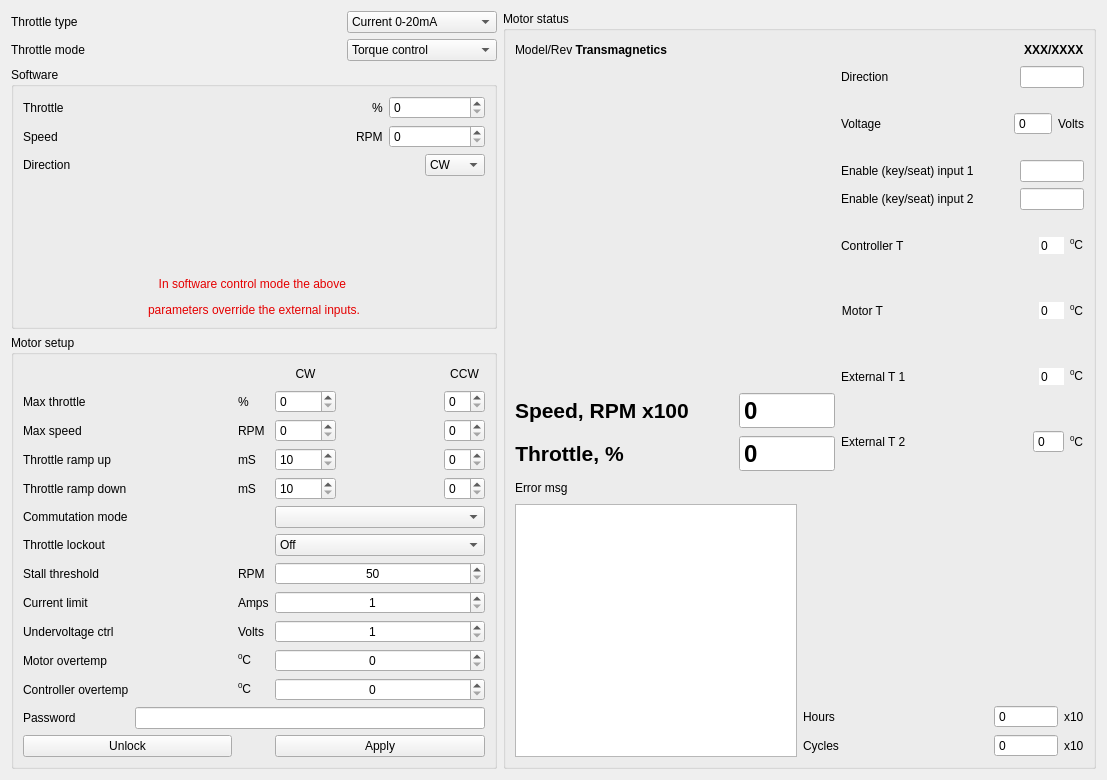
First picture: the form in software/application/src/moto.ui, repository z80/avrusb, before the edit.
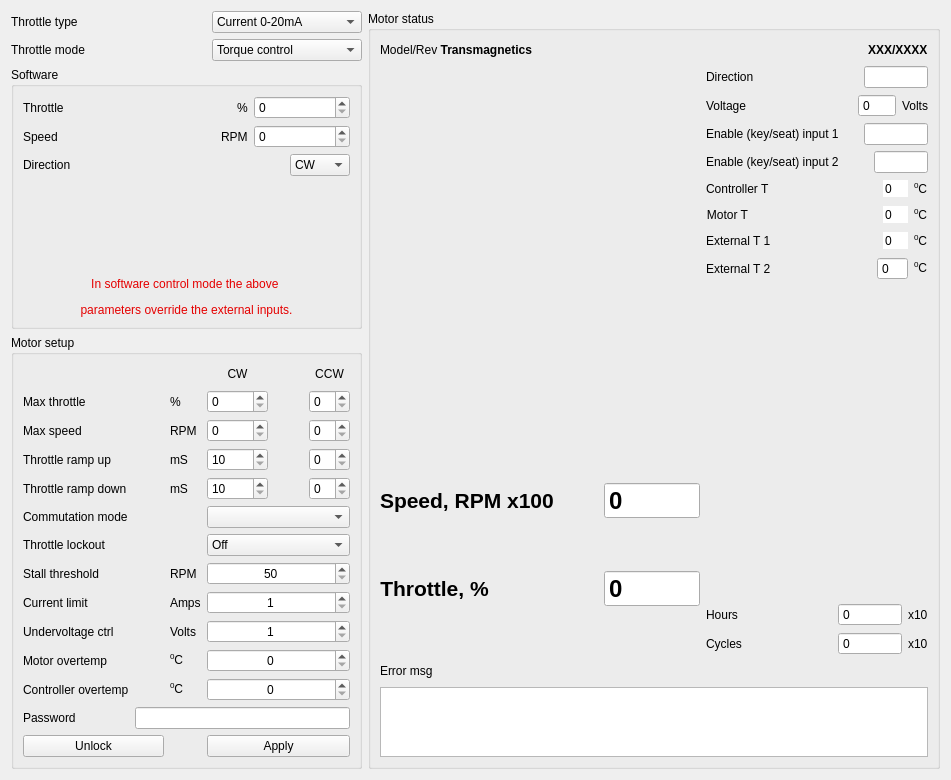
Second picture: the form after the edit. Custom widgets are drawn as their Qt base class.

Commit message: Builds without errors.

```diff
--- a/software/application/src/moto.ui
+++ b/software/application/src/moto.ui
@@ -6,7 +6,7 @@
    <rect>
     <x>0</x>
     <y>0</y>
-    <width>1107</width>
+    <width>951</width>
     <height>780</height>
    </rect>
   </property>
@@ -40,7 +40,7 @@
       </spacer>
      </item>
      <item>
-      <widget class="QComboBox" name="control">
+      <widget class="QComboBox" name="throttleType">
        <property name="minimumSize">
         <size>
          <width>150</width>
@@ -77,7 +77,7 @@
      <property name="title">
       <string>Motor status</string>
      </property>
-     <layout class="QVBoxLayout" name="verticalLayout_7">
+     <layout class="QVBoxLayout" name="verticalLayout_7" stretch="1,100,1">
       <item>
        <layout class="QHBoxLayout" name="horizontalLayout_13">
         <item>
@@ -605,50 +605,8 @@
             </item>
            </layout>
           </item>
-         </layout>
-        </item>
-       </layout>
-      </item>
       <item>
-       <layout class="QHBoxLayout" name="horizontalLayout_27">
-        <item>
-         <layout class="QGridLayout" name="gridLayout_3" rowstretch="1,100" columnstretch="1,100">
-          <item row="0" column="1">
-           <spacer name="horizontalSpacer_3">
-            <property name="orientation">
-             <enum>Qt::Horizontal</enum>
-            </property>
-            <property name="sizeHint" stdset="0">
-             <size>
-              <width>128</width>
-              <height>20</height>
-             </size>
-            </property>
-           </spacer>
-          </item>
-          <item row="0" column="0">
-           <widget class="QLabel" name="label_11">
-            <property name="text">
-             <string>Error msg</string>
-            </property>
-           </widget>
-          </item>
-          <item row="1" column="0" colspan="2">
-           <widget class="QPlainTextEdit" name="errorMsg">
-            <property name="readOnly">
-             <bool>true</bool>
-            </property>
-            <property name="plainText">
-             <string notr="true"/>
-            </property>
-           </widget>
-          </item>
-         </layout>
-        </item>
-        <item>
-         <layout class="QVBoxLayout" name="verticalLayout_6">
-          <item>
-           <spacer name="verticalSpacer_2">
+           <spacer name="verticalSpacer_4">
             <property name="orientation">
              <enum>Qt::Vertical</enum>
             </property>
@@ -764,6 +722,44 @@
         </item>
        </layout>
       </item>
+      <item>
+       <layout class="QHBoxLayout" name="horizontalLayout_27">
+        <item>
+         <layout class="QGridLayout" name="gridLayout_3" rowstretch="1,100" columnstretch="1,100">
+          <item row="0" column="1">
+           <spacer name="horizontalSpacer_3">
+            <property name="orientation">
+             <enum>Qt::Horizontal</enum>
+            </property>
+            <property name="sizeHint" stdset="0">
+             <size>
+              <width>128</width>
+              <height>20</height>
+             </size>
+            </property>
+           </spacer>
+          </item>
+          <item row="0" column="0">
+           <widget class="QLabel" name="label_11">
+            <property name="text">
+             <string>Error msg</string>
+            </property>
+           </widget>
+          </item>
+          <item row="1" column="0" colspan="2">
+           <widget class="QPlainTextEdit" name="errorMsg">
+            <property name="readOnly">
+             <bool>true</bool>
+            </property>
+            <property name="plainText">
+             <string notr="true"/>
+            </property>
+           </widget>
+          </item>
+         </layout>
+        </item>
+       </layout>
+      </item>
      </layout>
     </widget>
    </item>
@@ -790,7 +786,7 @@
       </spacer>
      </item>
      <item>
-      <widget class="QComboBox" name="speedCtrl">
+      <widget class="QComboBox" name="throttleMode">
        <property name="minimumSize">
         <size>
          <width>150</width>
```
Lines whose indentation alone changed are shown as unchanged. The commit also changes 7 other files.
